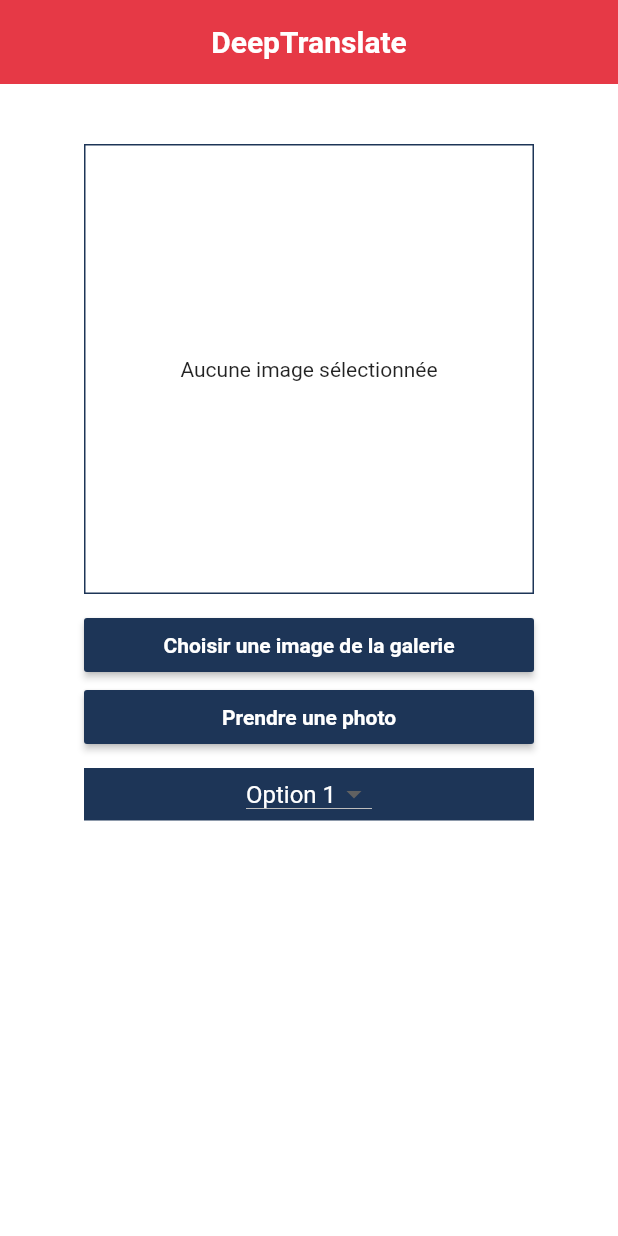
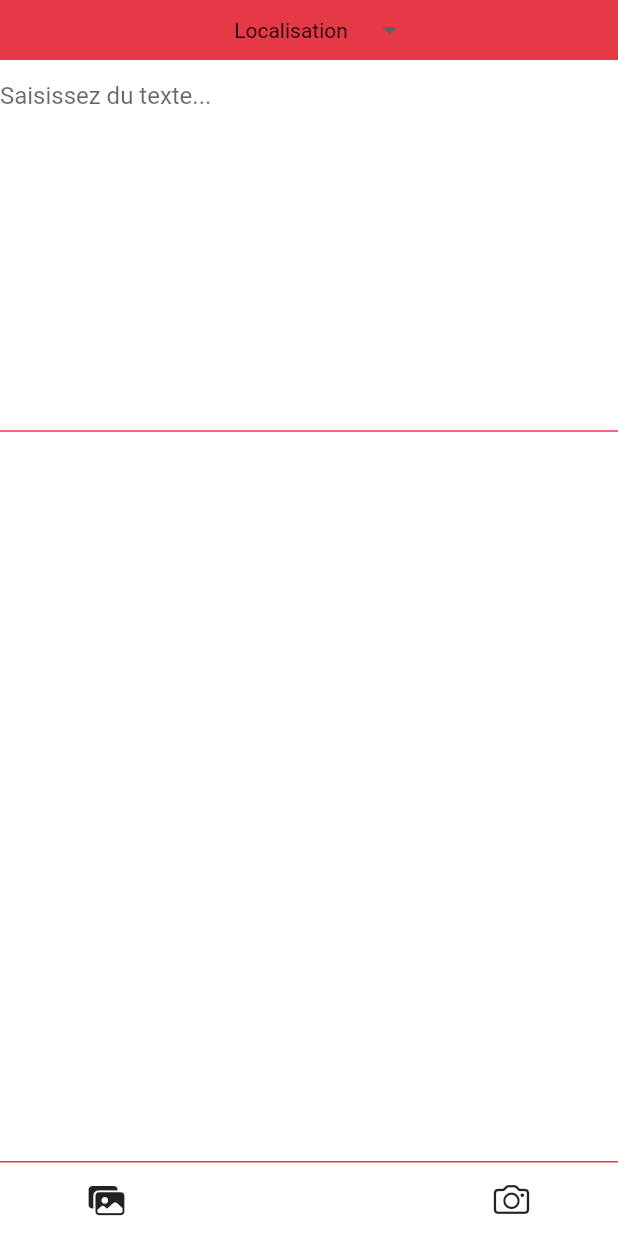
Before and after one commit to DisobeYCH/translate, a Flutter app: the screen it shows after launch, on a phone screen of 412 x 824 dp. Run offline on Flutter 3.47's test engine with Material 2 defaults, Android fonts, the phone set to English and light mode, and no system bars; drawn by our look-alikes of dropdown_button2; our stand-ins replace geocoding, geolocator, image_picker, permission_handler; missing offline and left inert: google_ml_kit.

Commit message:
new version

```diff
--- a/translatev4/lib/screens/home_page.dart
+++ b/translatev4/lib/screens/home_page.dart
@@ -1,11 +1,14 @@
 import 'dart:io';
 
+import 'package:flutter/cupertino.dart';
 import 'package:flutter/material.dart';
 import 'package:flutter/services.dart';
 import 'package:google_ml_kit/google_ml_kit.dart';
 import 'package:translatev4/services/translation_service.dart';
 import 'package:translatev4/services/location_service.dart';
 import 'package:translatev4/services/image_picker_service.dart';
+import 'package:dropdown_button2/dropdown_button2.dart';
+import 'package:cupertino_icons/cupertino_icons.dart';
 
 class MyHomePage extends StatefulWidget {
   const MyHomePage({Key? key, required this.title}) : super(key: key);
@@ -23,23 +26,28 @@ class _MyHomePageState extends State<MyHomePage> {
   TranslationService translationService = TranslationService();
   LocationService locationService = LocationService();
   String countryCode = '';
-  String dropdownValue = 'Option 1';
-  List<String> dropdownOptions = ['Option 1', 'Option 2', 'Option 3'];
+  final List<String> items = [
+    'Localisation',
+    'Français',
+    'Anglais',
+    'Allemand',
+  ];
+  String? selectedValue = 'Localisation';
+  TextEditingController textController = TextEditingController();
 
   @override
   void initState() {
     super.initState();
-    getLocation();
+    textController.addListener(() {
+      translateText();
+    });
   }
 
   Future<void> detectText() async {
     if (image == null) return;
-
     final inputImage = InputImage.fromFile(image!);
     final result = await textDetector.processImage(inputImage);
-
     textResult = '';
-
     for (TextBlock block in result.blocks) {
       for (TextLine line in block.lines) {
         for (TextElement element in line.elements) {
@@ -47,14 +55,14 @@ class _MyHomePageState extends State<MyHomePage> {
         }
       }
     }
-
     await translateText();
 
     setState(() {});
   }
 
   Future<void> translateText() async {
-    final translatedText = await translationService.translateText(textResult);
+    final translatedText =
+        await translationService.translateText(textResult, obtenirCodeIso(selectedValue));
     setState(() {
       this.translatedText = translatedText;
     });
@@ -65,6 +73,21 @@ class _MyHomePageState extends State<MyHomePage> {
     setState(() {
       this.countryCode = countryCode;
     });
+  }
+
+  String obtenirCodeIso(String? libele) {
+    switch (libele) {
+      case "Localisation":
+        return countryCode;
+      case "Francais":
+        return "FR";
+      case "Anglais":
+        return "EN";
+      case "Allemand":
+        return "DEU";
+      default:
+        return "Error";
+    }
   }
 
   @override
@@ -78,125 +101,106 @@ class _MyHomePageState extends State<MyHomePage> {
     return Scaffold(
       backgroundColor: Color(
           0xFFffffff), // Utilisez la valeur hexadécimale avec le préfixe "0xFF"
-// Remplacez par la couleur de fond souhaitée
-
       appBar: AppBar(
-        title: Center(
+        elevation: 0,
+        backgroundColor: Color(0xFFe63946),
+        toolbarHeight: 40, // Réduit la hauteur de la barre d'outils
+        title: Row(
+          mainAxisAlignment:
+              MainAxisAlignment.center, // Centrer les éléments horizontalement
+          children: [
+            Container(
+              child: DropdownButtonHideUnderline(
+                child: DropdownButton2(
+                  hint: Text(
+                    'Localisation',
+                    style: TextStyle(
+                      fontSize: 14,
+                      color: Colors.white,
+                    ),
+                  ),
+                  items: items
+                      .map((item) => DropdownMenuItem<String>(
+                            value: item,
                             child: Text(
-            widget.title,
-            style: TextStyle(
-              color: const Color.fromARGB(255, 255, 255, 255),
-              fontWeight: FontWeight.bold,
+                              item,
+                              style: const TextStyle(
+                                fontSize: 14,
+                              ),
+                            ),
+                          ))
+                      .toList(),
+                  value: selectedValue,
+                  onChanged: (value) {
+                    setState(() {
+                      selectedValue = value as String;
+                    });
+                  },
+                  buttonStyleData: const ButtonStyleData(
+                    height: 40,
+                  ),
+                  menuItemStyleData: const MenuItemStyleData(
+                    height: 40,
                   ),
                 ),
               ),
-        elevation: 0,
-        backgroundColor: Color(0xFFe63946),
-      ),
-      body: SingleChildScrollView(
-        child: Center(
-          child: Column(
-            children: [
-              SizedBox(height: 40),
-              Container(
-                width: 300,
-                height: 300,
-                decoration: BoxDecoration(
-                  border: Border.all(
-                    color:
-                        image != null ? Color(0xFF1d3557) : Color(0xFF1d3557),
+            )
+          ],
         ),
       ),
-                child: Center(
-                  child: image != null
-                      ? Image.file(image!)
-                      : Text("Aucune image sélectionnée"),
-                ),
-              ),
-              SizedBox(height: 10),
-              SizedBox(
-                width: 300,
-                child: ImagePickerButton(
-                  onPressed: () async {
-                    final result =
-                        await ImagePickerService.pickImageFromGallery();
-                    setState(() {
-                      image = result;
-                    });
-                    await detectText();
-                  },
-                  label: 'Choisir une image de la galerie',
-                ),
-              ),
-              SizedBox(
-                width: 300,
-                child: ImagePickerButton(
-                  onPressed: () async {
-                    final result =
-                        await ImagePickerService.pickImageFromCamera();
-                    setState(() {
-                      image = result;
-                    });
-                    await detectText();
-                  },
-                  label: 'Prendre une photo',
-                ),
-              ),
-              SizedBox(height: 10),
-              Container(
-                width: 300,
-                height: 35,
-                decoration: BoxDecoration(
-                  color: Color(0xFF1d3557),
-                ),
-                child: Center(
-                  child: DropdownButton<String>(
-                    value: dropdownValue,
-                    onChanged: (String? newValue) {
-                      setState(() {
-                        dropdownValue = newValue!;
-                      });
-                    },
-                    items: dropdownOptions.map((String value) {
-                      return DropdownMenuItem<String>(
-                        value: value,
-                        child: Center(
-                          child: Text(
-                            value,
-                            style: TextStyle(
-                              backgroundColor: Color(0xFF1d3557),
-                              color: Color.fromARGB(255, 255, 255, 255),
+      body: Column(
+        children: [
+          Expanded(
+            child: Container(
+              child: TextField(
+                controller: textController,
+                maxLines: null, // Permet un nombre de lignes dynamique
+                decoration: InputDecoration(
+                  border:
+                      InputBorder.none, // Supprime la bordure du champ de texte
+                  hintText: 'Saisissez du texte...', // Texte indicatif
                 ),
               ),
             ),
-                      );
-                    }).toList(),
+          ),
+          Divider(
+            // Ligne de séparation grise
+            color: Color(0xFFe63946),
+            thickness: 1,
+          ),
+          Expanded(
+            flex: 2,
+            child: SingleChildScrollView(
+              child: Container(
+                padding: const EdgeInsets.all(16),
+                child: Text(
+                  translatedText,
+                  style: TextStyle(fontSize: 18),
                 ),
               ),
             ),
-              SizedBox(height: 10),
+          ),
           Container(
-                width: 300,
-                padding: EdgeInsets.all(10),
+            height: 50, // Hauteur du pied de page
             decoration: BoxDecoration(
-                  border: Border.all(
-                    color: image != null
-                        ? Color(0xFFe63946)
-                        : Color.fromARGB(0, 255, 252, 252),
+              border: Border(
+                top: BorderSide(
+                  color: Color(0xFFe63946), // Couleur de la bordure grise
+                  width: 1.0, // Épaisseur de la bordure
                 ),
               ),
-                child: Center(
-                  child: Column(
+            ),
+            child: Row(
+              mainAxisAlignment:
+                  MainAxisAlignment.spaceAround, // Centrer les icônes horizontalement
               children: [
-                      SizedBox(height: 10),
-                      Text(translatedText != '' ? translatedText : ''),
+                Icon(CupertinoIcons.photo_fill_on_rectangle_fill), // Icône Google
+                SizedBox(width: 10), // Espacement horizontal entre les icônes
+                Icon(CupertinoIcons.photo_camera), // Icône Google Photosacez "icon2" par l'icône souhaitée
               ],
             ),
           ),
-              ),
         ],
-          ),
-        ),
       ),
     );
   }
--- a/translatev4/lib/services/translation_service.dart
+++ b/translatev4/lib/services/translation_service.dart
@@ -3,7 +3,7 @@ import 'dart:convert';
 
 
 class TranslationService {
-  Future<String> translateText(String text) async {
+  Future<String> translateText(String text,String? isoCode) async {
 
     final url = Uri.parse('https://api-free.deepl.com/v2/translate');
     final headers = {
@@ -13,7 +13,7 @@ class TranslationService {
     };
     final body = {
       'text': text,
-      'target_lang': 'DE',
+      'target_lang': isoCode,
     };
 
     final response = await http.post(
--- a/translatev4/pubspec.yaml
+++ b/translatev4/pubspec.yaml
@@ -37,13 +37,15 @@ dependencies:
 
   # The following adds the Cupertino Icons font to your application.
   # Use with the CupertinoIcons class for iOS style icons.
-  cupertino_icons: ^1.0.2
+  cupertino_icons: ^1.0.5
   image_picker: ^0.8.7+5
   google_ml_kit: ^0.13.0
   country_codes: ^2.2.0
   geolocator: ^9.0.2
   geocoding: ^2.1.0
   permission_handler: ^10.2.0
+  dropdown_below: ^1.0.3
+  dropdown_button2: ^2.1.3
 
 
 dev_dependencies:
```
Also changed, not shown: translatev4/pubspec.lock. Lines whose indentation alone changed are shown as unchanged.
